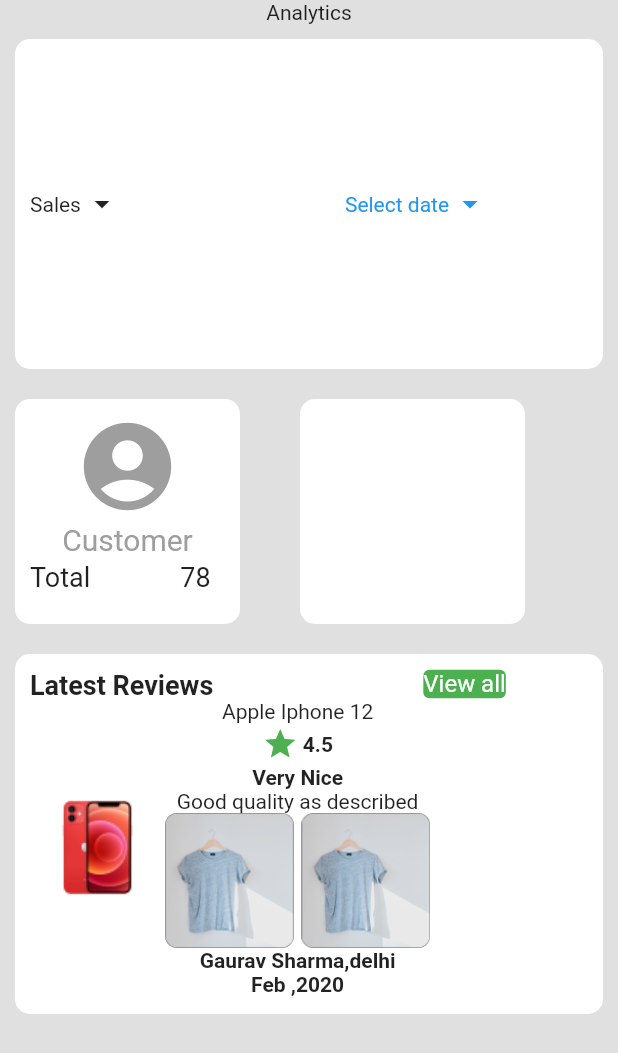
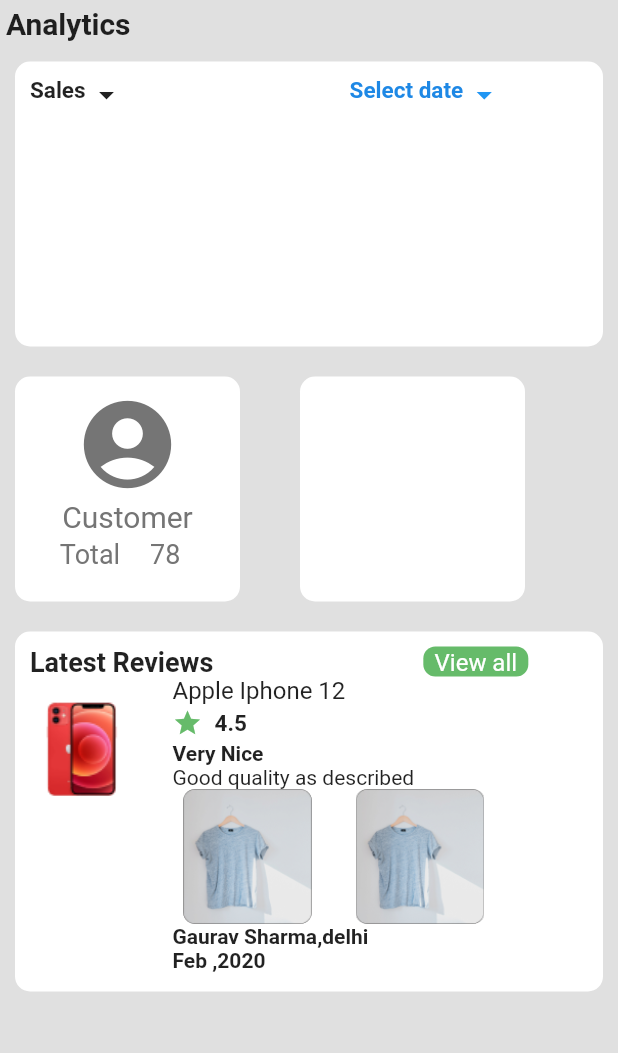
Before and after one commit to Him0302/p3, a Flutter app: the screen it shows after launch, on a phone screen of 412 x 824 dp. Shown: the top 1053 px of the screen. Run offline on Flutter 3.47's test engine with Material 2 defaults, Android fonts, the phone set to English and light mode, and no system bars.

Commit message:
Update main.dart

```diff
--- a/lib/main.dart
+++ b/lib/main.dart
@@ -26,35 +26,64 @@ class layout extends StatelessWidget {
   Widget build(BuildContext context) {
     return Column(
       children: [
-        Text('Analytics'),
         Container(
-          //color: Colors.white,
+          padding: EdgeInsets.all(4.0),
+          alignment: AlignmentDirectional.topStart,
+          child: Text(
+            'Analytics',
+            style: TextStyle(
+              fontSize: 20.0,
+              fontWeight: FontWeight.bold,
+            ),
+          ),
+        ),
+        Container(
           padding: EdgeInsets.all(10.0),
           margin: EdgeInsets.all(10.0),
-          height: 220.0,
+          height: 190.0,
           width: 400.0,
           decoration: BoxDecoration(
               borderRadius: BorderRadius.all(Radius.circular(10.0)),
               color: Colors.white),
           child: Row(children: [
-            Text('Sales'),
+            Container(
+                height: 200.0,
+                child: Text(
+                  'Sales',
+                  style: TextStyle(
+                    fontSize: 15.0,
+                    fontWeight: FontWeight.bold,
+                  ),
+                )),
             SizedBox(
               width: 2.0,
             ),
-            Icon(Icons.arrow_drop_down),
+            Container(
+                alignment: AlignmentDirectional.topStart,
+                height: 200.0,
+                child: Icon(Icons.arrow_drop_down)),
             SizedBox(width: 150.0),
-            Text(
+            Container(
+              height: 200.0,
+              child: Text(
                 'Select date',
                 style: TextStyle(
-                color: Colors.blue,
+                  color: Colors.blue[600],
+                  fontSize: 15.0,
+                  fontWeight: FontWeight.bold,
+                ),
               ),
             ),
             SizedBox(
               width: 2.0,
             ),
-            Icon(
+            Container(
+              alignment: AlignmentDirectional.topStart,
+              height: 200.0,
+              child: Icon(
                 Icons.arrow_drop_down,
                 color: Colors.blue,
+              ),
             ),
           ]),
         ),
@@ -70,16 +99,20 @@ class layout extends StatelessWidget {
               width: 150.0,
               child: Column(
                 children: [
-                  Icon(Icons.account_circle_sharp,
-                      color: Colors.grey, size: 70.0),
+                  Container(
+                    child: Icon(Icons.account_circle_sharp,
+                        color: Colors.grey[600], size: 70.0),
+                  ),
                   SizedBox(
                     height: 2.0,
                   ),
-                  Text(
+                  Container(
+                    child: Text(
                       'Customer',
                       style: TextStyle(
-                      color: Colors.grey,
+                        color: Colors.grey[600],
                         fontSize: 20.0,
+                      ),
                     ),
                   ),
                   SizedBox(
@@ -87,17 +120,26 @@ class layout extends StatelessWidget {
                   ),
                   Row(
                     children: [
-                      Text(
+                      Container(
+                        width: 80.0,
+                        alignment: AlignmentDirectional.bottomCenter,
+                        child: Text(
                           'Total',
                           style: TextStyle(
                             fontSize: 18.0,
+                            color: Colors.grey[600],
                           ),
                         ),
-                      SizedBox(width: 60.0),
-                      Text(
+                      ),
+                      //SizedBox(width: 30.0),
+                      Container(
+                        width: 40.0,
+                        child: Text(
                           '78',
                           style: TextStyle(
                             fontSize: 18.0,
+                            color: Colors.grey[600],
+                          ),
                         ),
                       )
                     ],
@@ -145,9 +187,11 @@ class layout extends StatelessWidget {
                       width: 140.0,
                     ),
                     Container(
+                      width: 70.0,
+                      alignment: AlignmentDirectional.bottomCenter,
                       decoration: BoxDecoration(
-                          borderRadius: BorderRadius.all(Radius.circular(4.0)),
-                          color: Colors.green),
+                          borderRadius: BorderRadius.all(Radius.circular(8.0)),
+                          color: Colors.green[400]),
                       child: Text(
                         'View all',
                         style: TextStyle(
@@ -162,71 +206,104 @@ class layout extends StatelessWidget {
               Row(
                 children: [
                   Container(
+                    height: 180.0,
+                    alignment: AlignmentDirectional.topStart,
                     width: 90.0,
+                    child: Container(
                       child: Image(
                         image: AssetImage('images/iphone.png'),
+                      ),
                     ),
                   ),
                   Container(
                     child: Column(
                       children: [
-                        Text('Apple Iphone 12'),
+                        Container(
+                            width: 220.0,
+                            child: Text(
+                              'Apple Iphone 12',
+                              style: TextStyle(
+                                fontSize: 16.0,
+                              ),
+                            )),
                         SizedBox(
                           height: 2.0,
                         ),
-                        Row(
+                        Container(
+                          width: 220.0,
+                          child: Row(
                             children: [
-                            Icon(Icons.star, color: Colors.green),
-                            SizedBox(width: 3.0),
+                              Icon(
+                                 Icons.star,
+                                size: 20.0,
+                                color: Colors.green[400],
+                              ),
+                              SizedBox(width: 8.0),
                               Text('4.5',
                                   style: TextStyle(
                                     fontWeight: FontWeight.bold,
+                                    fontSize: 15.0,
                                   ))
                             ],
                           ),
+                        ),
                         SizedBox(height: 2.0),
-                        Text(
+                        Container(
+                          width: 220.0,
+                          child: Text(
                             'Very Nice',
                             style: TextStyle(
                               fontWeight: FontWeight.bold,
                             ),
                           ),
-                        Text('Good quality as described'),
+                        ),
+                        Container(
+                            width: 220.0,
+                            child: Text('Good quality as described')),
                         Row(
                           children: [
                             Container(
                               height: 90.0,
+                              width: 110.0,
                               decoration: BoxDecoration(
                                 borderRadius:
-                                      BorderRadius.all(Radius.circular(8.0))),
+                                    BorderRadius.all(Radius.circular(4.0)),
+                              ),
                               child: Image(
-                                image: AssetImage('images/Rectangle 8.png'),
+                                image: AssetImage(
+                                  'images/Rectangle 8.png',
                                 ),
                               ),
-                            SizedBox(
-                              width: 5.0,
                             ),
                             Container(
+                              width: 120.0,
                               height: 90.0,
                               decoration: BoxDecoration(
                                 borderRadius:
-                                      BorderRadius.all(Radius.circular(8.0))),
+                                    BorderRadius.all(Radius.circular(4.0)),
+                              ),
                               child: Image(
                                 image: AssetImage('images/Rectangle 8.png'),
                               ),
                             )
                           ],
                         ),
-                        Text(
+                        Container(
+                          width: 220.0,
+                          child: Text(
                             'Gaurav Sharma,delhi',
                             style: TextStyle(
                               fontWeight: FontWeight.bold,
                             ),
                           ),
-                        Text(
+                        ),
+                        Container(
+                          width: 220.0,
+                          child: Text(
                             'Feb ,2020',
                             style: TextStyle(
                               fontWeight: FontWeight.bold,
+                            ),
                           ),
                         )
                       ],
```
Lines whose indentation alone changed are shown as unchanged.
